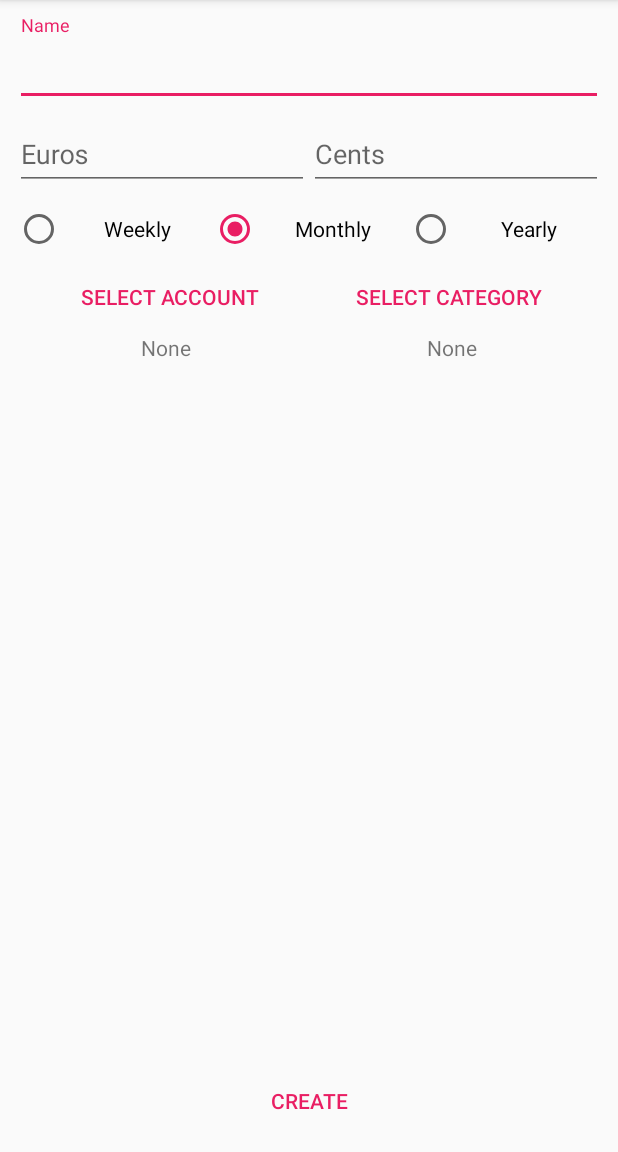
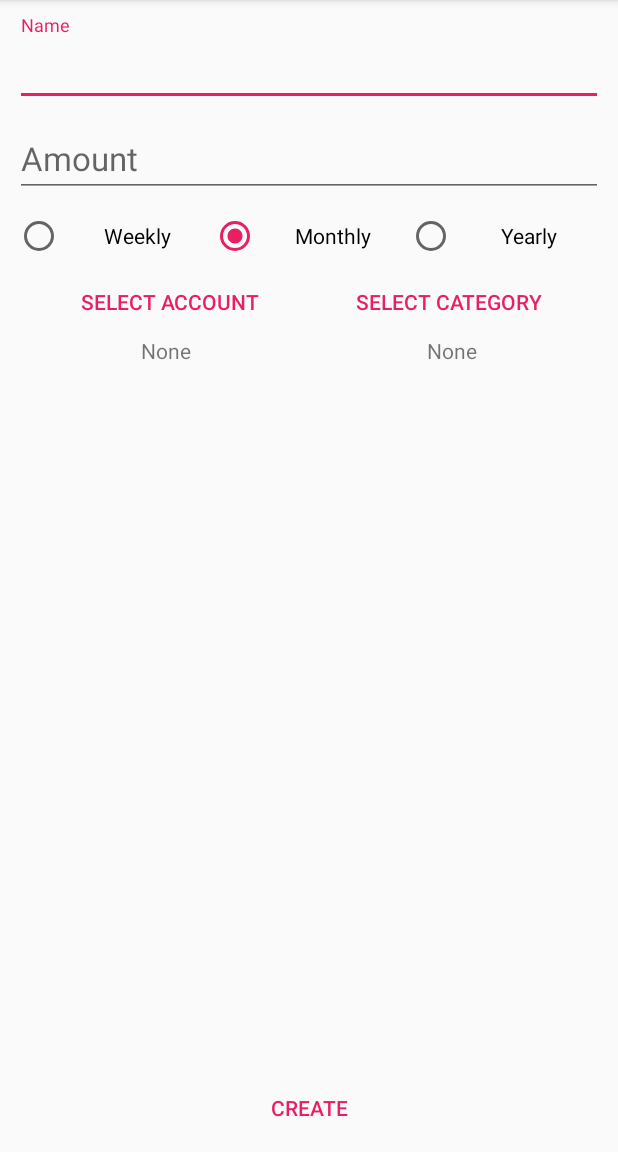
Before and after one commit to EliasDolinsek/cash-cockpit, an Android app: the AutoPayActivity screen opened directly, with no data from a screen before it, on a phone screen of 412 x 824 dp, the part 84-1236 px from its top. Run offline under Robolectric (Android 15) with nearby library versions, the phone set to English and light mode, and no system bars; network calls fail.

Commit message:
Implemented new input method for amounts and balances completely, fixed some issues with it and added a sort function for categories

```diff
--- a/app/src/main/java/com/dolinsek/elias/cashcockpit/AutoPayActivity.java
+++ b/app/src/main/java/com/dolinsek/elias/cashcockpit/AutoPayActivity.java
@@ -9,6 +9,8 @@ import android.support.v4.app.DialogFragment;
 import android.support.v7.app.ActionBar;
 import android.support.v7.app.AppCompatActivity;
 import android.os.Bundle;
+import android.text.Editable;
+import android.text.TextWatcher;
 import android.view.Menu;
 import android.view.MenuItem;
 import android.view.View;
@@ -26,8 +28,8 @@ public class AutoPayActivity extends AppCompatActivity {
 
     public static final String EXTRA_AUTO_PAY_INDEX = "auto_pay";
 
-    private TextInputLayout mTilAutoPayName, mTilAmountEuros, mTilAmountCents;
-    private TextInputEditText mEdtAutoPayName, mEdtAmountEuros, mEdtAmountCents;
+    private TextInputLayout mTilAutoPayName, mTilAmount;
+    private TextInputEditText mEdtAutoPayName, mEdtAmount;
     private Button mBtnSelectBankAccount, mBtnSelectSubcategory, mBtnCreate, mBtnDelete;
     private TextView mTxvSelectedBankAccount, mTxvSelectedCategory;
     private RadioGroup mRgAutoPayType;
@@ -47,12 +49,10 @@ public class AutoPayActivity extends AppCompatActivity {
         setContentView(R.layout.activity_auto_pay);
 
         mTilAutoPayName = (TextInputLayout) findViewById(R.id.til_auto_pay_name);
-        mTilAmountEuros = (TextInputLayout) findViewById(R.id.til_auto_pay_euros);
-        mTilAmountCents = (TextInputLayout) findViewById(R.id.til_auto_pay_cents);
+        mTilAmount = (TextInputLayout) findViewById(R.id.til_auto_pay_amount);
 
         mEdtAutoPayName = (TextInputEditText) findViewById(R.id.edt_auto_pay_name);
-        mEdtAmountEuros = (TextInputEditText) findViewById(R.id.edt_auto_pay_euros);
-        mEdtAmountCents = (TextInputEditText) findViewById(R.id.edt_auto_pay_cents);
+        mEdtAmount = (TextInputEditText) findViewById(R.id.edt_auto_pay_amount);
 
         mTxvSelectedCategory = (TextView) findViewById(R.id.txv_auto_pay_selected_category);
         mTxvSelectedBankAccount = (TextView) findViewById(R.id.txv_auto_pay_selected_bank_account);
@@ -72,8 +72,7 @@ public class AutoPayActivity extends AppCompatActivity {
             editMode = true;
 
             mEdtAutoPayName.setText(autoPay.getName());
-            mEdtAmountEuros.setText(String.valueOf(autoPay.getBill().getAmount() / 100));
-            mEdtAmountCents.setText(String.valueOf(autoPay.getBill().getAmount() % 100));
+            mEdtAmount.setText(autoPay.getBill().getAmount() / 100 + "." + Math.abs(autoPay.getBill().getAmount() % 100));
 
             mTxvSelectedBankAccount.setText(autoPay.getBankAccount().getName());
             mTxvSelectedCategory.setText(autoPay.getBill().getSubcategory().getName());
@@ -135,28 +134,22 @@ public class AutoPayActivity extends AppCompatActivity {
 
                 //Removes errors
                 mTilAutoPayName.setError(null);
-                mTilAmountEuros.setError(null);
-                mTilAmountCents.setError(null);
+                mTilAmount.setError(null);
                 mTxvSelectedBankAccount.setTextColor(getResources().getColor(R.color.colorPrimaryTextColor));
                 mTxvSelectedCategory.setTextColor(getResources().getColor(R.color.colorPrimaryTextColor));
 
                 if(mEdtAutoPayName.getText().toString().trim().equals("")){
                     mTilAutoPayName.setError(getResources().getString(R.string.label_enter_category_name));
-                } else if(mEdtAmountEuros.getText().toString().equals("") && mEdtAmountCents.getText().toString().equals("")){
-                    mTilAmountEuros.setError(getResources().getString(R.string.label_enter_euros));
-                    mTilAmountCents.setError(" ");
+                } else if(mEdtAmount.getText().toString().equals("")){
+                    mEdtAmount.setError(getResources().getString(R.string.label_enter_euros));
                 } else if(autoPay.getBankAccount() == null){
-                    mTxvSelectedBankAccount.setTextColor(getResources().getColor(android.R.color.holo_red_light));
+                    mTxvSelectedBankAccount.setText(getResources().getString(R.string.label_need_to_select_bank_account));
                 } else if(autoPay.getBill().getSubcategory() == null){
-                    mTxvSelectedCategory.setTextColor(getResources().getColor(android.R.color.holo_red_light));
+                    mTxvSelectedCategory.setText(getResources().getString(R.string.label_need_to_select_category));
                 } else {
 
                     //Gets amount
-                    long euros = 0, cents = 0;
-                    if(!mEdtAmountEuros.getText().toString().equals(""))
-                        euros = Long.valueOf(mEdtAmountEuros.getText().toString()) * 100;
-                    if(!mEdtAmountCents.getText().toString().equals(""))
-                        cents = Long.valueOf(mEdtAmountCents.getText().toString());
+                    long amount = Long.valueOf(mEdtAmount.getText().toString());
 
                     //Gets type
                     int type = AutoPay.TYPE_MONTHLY;
@@ -169,7 +162,7 @@ public class AutoPayActivity extends AppCompatActivity {
 
                     //Sets changes
                     autoPay.setName(mEdtAutoPayName.getText().toString());
-                    autoPay.getBill().setAmount(euros + cents);
+                    autoPay.getBill().setAmount(amount * 100);
                     autoPay.setType(type);
 
                     if(editMode){
@@ -194,6 +187,23 @@ public class AutoPayActivity extends AppCompatActivity {
                 DeleteAutoPayDialogFragment deleteAutoPayDialogFragment = new DeleteAutoPayDialogFragment();
                 deleteAutoPayDialogFragment.setAutoPay(autoPay);
                 deleteAutoPayDialogFragment.show(getSupportFragmentManager(), "delete_auto_pay");
+            }
+        });
+
+        mEdtAmount.addTextChangedListener(new TextWatcher() {
+            public void onTextChanged(CharSequence arg0, int arg1, int arg2, int arg3) {
+                String text = arg0.toString();
+                if (text.contains(".") && text.substring(text.indexOf(".") + 1).length() > 2) {
+                    mEdtAmount.setText(text.substring(0, text.length() - 1));
+                    mEdtAmount.setSelection(mEdtAmount.getText().length());
+                }
+            }
+
+            public void beforeTextChanged(CharSequence arg0, int arg1, int arg2, int arg3) {
+
+            }
+
+            public void afterTextChanged(Editable arg0) {
             }
         });
     }
--- a/app/src/main/java/com/dolinsek/elias/cashcockpit/CategoryActivity.java
+++ b/app/src/main/java/com/dolinsek/elias/cashcockpit/CategoryActivity.java
@@ -15,6 +15,7 @@ import android.widget.Button;
 import android.widget.EditText;
 
 import com.dolinsek.elias.cashcockpit.components.AutoPay;
+import com.dolinsek.elias.cashcockpit.components.CategoriesSorter;
 import com.dolinsek.elias.cashcockpit.components.Database;
 import com.dolinsek.elias.cashcockpit.components.PrimaryCategory;
 
@@ -175,6 +176,7 @@ public class CategoryActivity extends AppCompatActivity implements DialogInterfa
 
     @Override
     public void onDismiss(DialogInterface dialogInterface) {
+        CategoriesSorter.sortPrimaryCategories(Database.getPrimaryCategories());
         mRvSubcategories.setAdapter((mSubcategoryItemAdapter = new SubcategoryItemAdapter(primaryCategory, true)));
     }
 
@@ -195,9 +197,7 @@ public class CategoryActivity extends AppCompatActivity implements DialogInterfa
     private void discardChanges() {
         try {
             Database.load(getApplicationContext());
-        } catch (IOException e) {
-            e.printStackTrace();
-        } catch (JSONException e) {
+        } catch (Exception e) {
             e.printStackTrace();
         }
     }
--- a/app/src/main/java/com/dolinsek/elias/cashcockpit/PrimaryCategoryItemAdapter.java
+++ b/app/src/main/java/com/dolinsek/elias/cashcockpit/PrimaryCategoryItemAdapter.java
@@ -13,6 +13,7 @@ import android.widget.ImageView;
 import android.widget.ProgressBar;
 import android.widget.TextView;
 
+import com.dolinsek.elias.cashcockpit.components.CategoriesSorter;
 import com.dolinsek.elias.cashcockpit.components.Database;
 import com.dolinsek.elias.cashcockpit.components.PrimaryCategory;
 
--- a/app/src/main/java/com/dolinsek/elias/cashcockpit/SubcategoryItemAdapter.java
+++ b/app/src/main/java/com/dolinsek/elias/cashcockpit/SubcategoryItemAdapter.java
@@ -15,6 +15,7 @@ import android.widget.TextView;
 
 import com.dolinsek.elias.cashcockpit.components.BankAccount;
 import com.dolinsek.elias.cashcockpit.components.Bill;
+import com.dolinsek.elias.cashcockpit.components.CategoriesSorter;
 import com.dolinsek.elias.cashcockpit.components.Database;
 import com.dolinsek.elias.cashcockpit.components.PrimaryCategory;
 import com.dolinsek.elias.cashcockpit.components.Subcategory;
@@ -98,6 +99,7 @@ public class SubcategoryItemAdapter extends RecyclerView.Adapter<SubcategoryItem
                         holder.mImvSubcategoryFavored.setImageResource(R.drawable.ic_favorite);
 
                     subcategory.setFavoured(!subcategory.isFavoured());
+                    CategoriesSorter.sortSubcategories(primaryCategory.getSubcategories());
                 }
         });
 
--- a/app/src/main/java/com/dolinsek/elias/cashcockpit/components/Database.java
+++ b/app/src/main/java/com/dolinsek/elias/cashcockpit/components/Database.java
@@ -67,6 +67,8 @@ public class Database {
         bankAccounts = dataHelper.readBankAccounts();
         defaultPrimaryCategories = dataHelper.readCategories(true);
         autoPays = dataHelper.readAutoPays();
+
+        CategoriesSorter.sortPrimaryCategories(primaryCategories);
     }
 
     /**
@@ -74,6 +76,8 @@ public class Database {
      * @param context context to get access to files
      */
     public static void save(Context context){
+        CategoriesSorter.sortPrimaryCategories(primaryCategories);
+
         if(dataHelper != null){
             try {
                 dataHelper.writeData(bankAccounts, primaryCategories, autoPays);
--- a/app/src/main/res/layout/activity_auto_pay.xml
+++ b/app/src/main/res/layout/activity_auto_pay.xml
@@ -1,12 +1,14 @@
 <?xml version="1.0" encoding="utf-8"?>
 <LinearLayout xmlns:android="http://schemas.android.com/apk/res/android"
-    xmlns:app="http://schemas.android.com/apk/res-auto"
     xmlns:tools="http://schemas.android.com/tools"
     android:layout_width="match_parent"
     android:layout_height="match_parent"
     tools:context="com.dolinsek.elias.cashcockpit.AutoPayActivity"
     android:orientation="vertical"
-    android:padding="10dp">
+    android:paddingTop="10dp"
+    android:paddingStart="10dp"
+    android:paddingEnd="10dp"
+    android:paddingBottom="5dp">
 
     <android.support.design.widget.TextInputLayout
         android:id="@+id/til_auto_pay_name"
@@ -23,49 +25,25 @@
 
     </android.support.design.widget.TextInputLayout>
 
-    <LinearLayout
+    <android.support.design.widget.TextInputLayout
+        android:id="@+id/til_auto_pay_amount"
         android:layout_width="match_parent"
         android:layout_height="wrap_content"
-        android:orientation="horizontal">
+        android:layout_gravity="center_vertical">
 
-        <android.support.design.widget.TextInputLayout
-            android:id="@+id/til_auto_pay_euros"
-            android:layout_width="0dp"
+        <android.support.design.widget.TextInputEditText
+            android:id="@+id/edt_auto_pay_amount"
+            android:layout_width="match_parent"
             android:layout_height="wrap_content"
             android:layout_gravity="center_vertical"
-            android:layout_weight="5">
+            android:hint="@string/label_amount"
+            android:inputType="numberSigned|numberDecimal"
+            android:textAlignment="center"
+            android:textAppearance="@style/Base.TextAppearance.AppCompat.Large"
+            android:maxLength="15" />
 
-            <android.support.design.widget.TextInputEditText
-                android:id="@+id/edt_auto_pay_euros"
-                android:layout_width="match_parent"
-                android:layout_height="wrap_content"
-                android:layout_gravity="center_vertical"
-                android:hint="@string/label_bank_account_euros"
-                android:inputType="numberSigned"
-                android:textAlignment="center"
-                android:maxLength="15" />
+    </android.support.design.widget.TextInputLayout>
 
-        </android.support.design.widget.TextInputLayout>
-
-        <android.support.design.widget.TextInputLayout
-            android:id="@+id/til_auto_pay_cents"
-            android:layout_width="0dp"
-            android:layout_height="wrap_content"
-            android:layout_gravity="center_vertical"
-            android:layout_weight="5">
-
-            <android.support.design.widget.TextInputEditText
-                android:id="@+id/edt_auto_pay_cents"
-                android:layout_width="match_parent"
-                android:layout_height="wrap_content"
-                android:layout_gravity="center_vertical"
-                android:hint="@string/label_bank_account_cents"
-                android:inputType="number"
-                android:maxLength="2"
-                android:textAlignment="center" />
-
-        </android.support.design.widget.TextInputLayout>
-    </LinearLayout>
 
     <RadioGroup
         android:id="@+id/rg_auto_pay_types"
@@ -118,7 +96,7 @@
                 android:id="@+id/btn_auto_pay_select_bank_account"
                 style="@style/Widget.AppCompat.Button.Borderless.Colored"
                 android:layout_width="match_parent"
-                android:layout_height="wrap_content"
+                android:layout_height="45dp"
                 android:layout_marginStart="5dp"
                 android:text="@string/btn_select_bank_account" />
 
@@ -141,7 +119,7 @@
                 android:id="@+id/btn_auto_pay_select_subcategory"
                 style="@style/Widget.AppCompat.Button.Borderless.Colored"
                 android:layout_width="match_parent"
-                android:layout_height="wrap_content"
+                android:layout_height="45dp"
                 android:text="@string/btn_select_category"
                 android:layout_marginEnd="5dp"/>
 
@@ -155,7 +133,6 @@
         </LinearLayout>
 
     </LinearLayout>
-
 
     <LinearLayout
         android:layout_width="match_parent"
--- a/app/src/main/res/values/strings.xml
+++ b/app/src/main/res/values/strings.xml
@@ -91,6 +91,8 @@
     <string name="dialog_msg_delete_auto_pay">Delete AutoPay?</string>
     <string name="label_subcategory_delete_information">When deleting, all AutoPays and bills are also removed!</string>
     <string name="dialog_action_confirm_deletion">Confirm deletion</string>
+    <string name="label_need_to_select_category">You need to select a category!</string>
+    <string name="label_need_to_select_bank_account">You need to select an account!</string>
 
     <!--TODO delete-->
     <string name="label_bank_account_euros">Euros</string>
```
Also changed, not shown: app/src/main/java/com/dolinsek/elias/cashcockpit/BankAccountActivity.java (+19 -5 lines), app/src/main/java/com/dolinsek/elias/cashcockpit/DecimalDigitsInputFilter.java (deleted, +0 -26 lines), app/src/main/java/com/dolinsek/elias/cashcockpit/SubcategoryEditorDialogFragment.java (+11 -1 lines), app/src/main/java/com/dolinsek/elias/cashcockpit/components/CategoriesSorter.java (added, +39 -0 lines).
